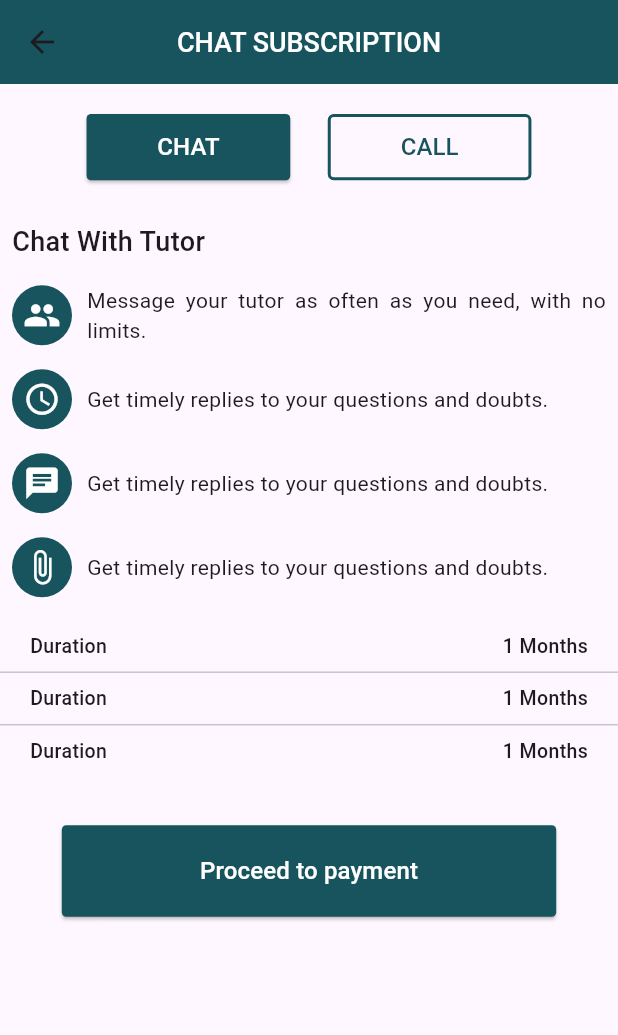
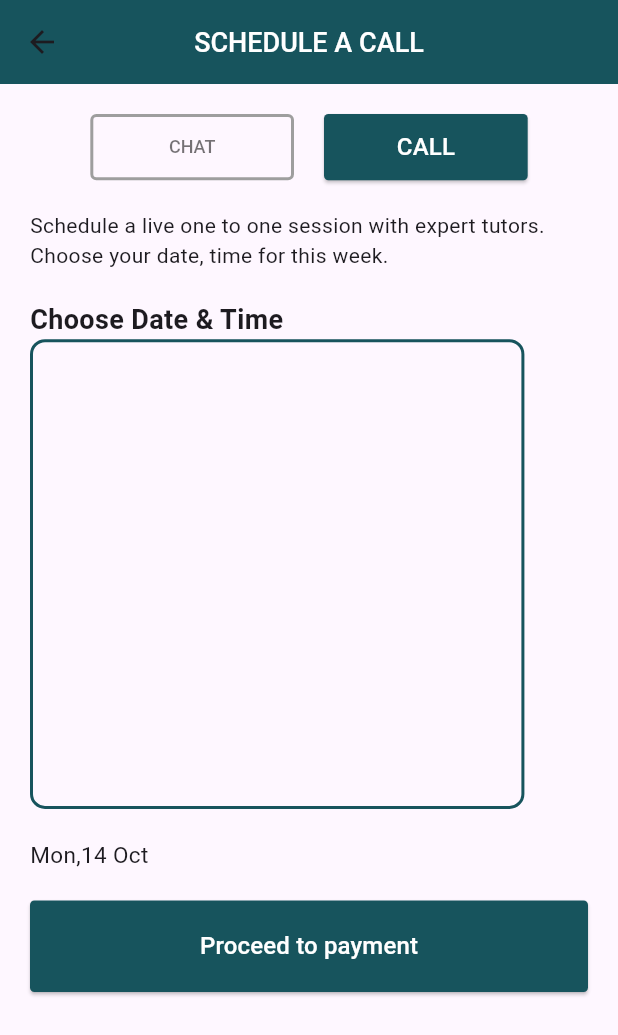
Before and after one commit to LumenCluster/LearningApp, a Flutter app: the Chatscreen screen opened directly, after a tap on "CALL", on a phone screen of 412 x 824 dp. Shown: the top 1035 px of the screen. Run offline on Flutter 3.47's test engine with Material 3 defaults, Android fonts, the phone set to English and light mode, and no system bars; our stand-ins replace cloud_firestore, firebase_auth, firebase_core, firebase_messaging, get, google_sign_in and 1 more; missing offline and left inert: dart:ffi; accounts and stored records are empty.

Commit message:
ScheduleCallscreenAdded

```diff
--- a/onlinelearningapp/lib/Controller/Siginwithgoogle.dart
+++ b/onlinelearningapp/lib/Controller/Siginwithgoogle.dart
@@ -1,3 +1,67 @@
+// // ignore_for_file: camel_case_types, non_constant_identifier_names
+
+// import 'package:cloud_firestore/cloud_firestore.dart';
+// import 'package:firebase_auth/firebase_auth.dart';
+// import 'package:get/get.dart';
+// import 'package:google_sign_in/google_sign_in.dart';
+// import 'package:onlinelearningapp/Controller/getdevicetoken.dart';
+// import 'package:onlinelearningapp/Screens/StudentScreens/SelectBoard.dart';
+
+// import '../Model/UserModel.dart';
+
+// class siginGoogleController extends GetxController {
+//   final Getdevicetoken getdevicetoken = Get.put(Getdevicetoken());
+//   final FirebaseAuth _auth = FirebaseAuth.instance;
+//   final GoogleSignIn _googleSignIn = GoogleSignIn();
+
+//   Future<void> GoogleSiginMethod() async {
+//     try {
+//       final GoogleSignInAccount? googleSignInAccount =
+//           await _googleSignIn.signIn();
+
+//       if (googleSignInAccount != null) {
+//         final GoogleSignInAuthentication googleSignInAuthentication =
+//             await googleSignInAccount.authentication;
+
+//         final AuthCredential credential = GoogleAuthProvider.credential(
+//           idToken: googleSignInAuthentication.idToken,
+//           accessToken: googleSignInAuthentication.accessToken,
+//         );
+
+//         final UserCredential userCredential =
+//             await _auth.signInWithCredential(credential);
+
+//         final User? user = userCredential.user;
+
+//         if (User != null) {
+//           UserModel userModel = UserModel(
+//               uId: user!.uid,
+//               username: user.displayName.toString(),
+//               email: user.email.toString(),
+//               phone: user.phoneNumber.toString(),
+//               userImg: user.photoURL.toString(),
+//               userDeviceToken: getdevicetoken.DeviceToken.toString(),
+//               country: '',
+//               userAddress: '',
+//               street: '',
+//               isAdmin: false,
+//               isActive: true,
+//               createdOn: DateTime.now(),
+//               city: '');
+
+//           FirebaseFirestore.instance
+//               .collection('User')
+//               .doc(user.uid)
+//               .set(userModel.toMap());
+//           Get.offAll(Selectboard());
+//         }
+//       }
+//     } catch (e) {
+//       Get.snackbar("Error", e.toString());
+//     }
+//   }
+// }
+
 // ignore_for_file: camel_case_types, non_constant_identifier_names
 
 import 'package:cloud_firestore/cloud_firestore.dart';
@@ -33,14 +97,14 @@ class siginGoogleController extends GetxController {
 
         final User? user = userCredential.user;
 
-        if (User != null) {
+        if (user != null) {
           UserModel userModel = UserModel(
-              uId: user!.uid,
-              username: user.displayName.toString(),
-              email: user.email.toString(),
-              phone: user.phoneNumber.toString(),
-              userImg: user.photoURL.toString(),
-              userDeviceToken: getdevicetoken.DeviceToken.toString(),
+              uId: user.uid,
+              username: user.displayName ?? 'No Name',
+              email: user.email ?? 'No Email',
+              phone: user.phoneNumber ?? 'No Phone',
+              userImg: user.photoURL ?? 'No Image',
+              userDeviceToken: getdevicetoken.DeviceToken ?? 'No Device Token',
               country: '',
               userAddress: '',
               street: '',
@@ -52,7 +116,7 @@ class siginGoogleController extends GetxController {
           FirebaseFirestore.instance
               .collection('User')
               .doc(user.uid)
-              .set(userModel.toMap());
+              .set(userModel.toMap(), SetOptions(merge: true));
           Get.offAll(Selectboard());
         }
       }
--- a/onlinelearningapp/lib/Screens/Auth/SignupScreen.dart
+++ b/onlinelearningapp/lib/Screens/Auth/SignupScreen.dart
@@ -170,7 +170,9 @@ class _signupScreenState extends State<signupScreen> {
                   ),
                   outlinebuttonwithicon(
                     value: Alignment.centerLeft,
-                    Onpressed: () {},
+                    Onpressed: () {
+                      _siginGoogleController.GoogleSiginMethod();
+                    },
                     btntext: 'Google',
                     path: 'assets/Images/googleicon.png',
                   ),
--- a/onlinelearningapp/lib/Screens/studentscreens/ChatScreen.dart
+++ b/onlinelearningapp/lib/Screens/studentscreens/ChatScreen.dart
@@ -92,6 +92,8 @@ import 'package:onlinelearningapp/CustomWidgets/outlinebutton.dart';
 import 'package:onlinelearningapp/Screens/StudentScreens/PaymentCONFIRMATION.dart';
 import 'package:onlinelearningapp/utils/appcolor.dart';
 
+import 'scheduleclass.dart';
+
 class Chatscreen extends StatelessWidget {
   const Chatscreen({super.key});
 
@@ -133,7 +135,9 @@ class Chatscreen extends StatelessWidget {
                 ),
                 Outlinebutton(
                     btntext: "CALL",
-                    Onpressed: () {},
+                    Onpressed: () {
+                      Get.to(() => Scheduleclass());
+                    },
                     height: screenHeight * 0.000065,
                     width: screenWidth * 0.0008,
                     sizeofFont: 16)
--- /dev/null
+++ b/onlinelearningapp/lib/Screens/studentscreens/scheduleclass.dart
@@ -0,0 +1,98 @@
+// ignore_for_file: prefer_const_constructors
+
+import 'package:flutter/material.dart';
+import 'package:onlinelearningapp/CustomWidgets/smalloutlinebutton.dart';
+import 'package:onlinelearningapp/utils/appcolor.dart';
+import 'package:intl/intl.dart';
+import '../../CustomWidgets/ElevatedButton.dart';
+
+class Scheduleclass extends StatelessWidget {
+  const Scheduleclass({super.key});
+
+  @override
+  Widget build(BuildContext context) {
+    final screenHeight = MediaQuery.sizeOf(context).height;
+    final screenWidth = MediaQuery.sizeOf(context).height;
+
+    final formattedDate = DateFormat('EEE,d MMM').format(DateTime.now());
+    return Scaffold(
+      appBar: AppBar(
+        title: const Text(
+          'SCHEDULE A CALL',
+          style: TextStyle(
+              fontSize: 18, fontWeight: FontWeight.w500, color: Colors.white),
+        ),
+        centerTitle: true,
+        backgroundColor: maincolor,
+      ),
+      body: Padding(
+        padding: const EdgeInsets.all(20),
+        child: Column(
+          crossAxisAlignment: CrossAxisAlignment.start,
+          children: [
+            Row(
+              mainAxisAlignment: MainAxisAlignment.center,
+              children: [
+                smalloutlinebtn(
+                  btntext: 'CHAT',
+                  Onpressed: () {},
+                  height: screenHeight * 0.000065,
+                  width: screenWidth * 0.0004,
+                ),
+                const SizedBox(
+                  width: 20,
+                ),
+                Elevatedbutton(
+                  Onpressed: () {},
+                  btntext: 'CALL',
+                  textcolor: whitecolor,
+                  bgcolor: maincolor,
+                  height: screenHeight * 0.000065,
+                  width: screenWidth * 0.0004,
+                ),
+              ],
+            ),
+            const SizedBox(
+              height: 20,
+            ),
+            const Text(
+                'Schedule a live one to one session with expert tutors. Choose your date, time for this week.'),
+            const SizedBox(
+              height: 20,
+            ),
+            Text(
+              'Choose Date & Time',
+              style: TextStyle(fontSize: 18, fontWeight: FontWeight.w600),
+            ),
+            Container(
+              height: screenHeight * 0.38,
+              width: screenWidth * 0.4,
+              decoration: BoxDecoration(
+                  border: Border.all(color: maincolor, width: 2),
+                  borderRadius: BorderRadius.circular(10)),
+            ),
+            SizedBox(
+              height: 20,
+            ),
+            Text(
+              formattedDate, // Display the formatted date
+              style: TextStyle(
+                fontSize: 15,
+              ),
+            ),
+            SizedBox(
+              height: 20,
+            ),
+            Elevatedbutton(
+                Onpressed: () {},
+                btntext: 'Proceed to payment',
+                textcolor: whitecolor,
+                bgcolor: maincolor,
+                height: screenHeight * 0.00009,
+                width: screenWidth * 0.0011)
+          ],
+        ),
+      ),
+    );
+  }
+}
--- a/onlinelearningapp/pubspec.yaml
+++ b/onlinelearningapp/pubspec.yaml
@@ -41,6 +41,7 @@ dependencies:
   cloud_firestore: ^5.4.4
   firebase_messaging: ^15.1.3
   google_sign_in: ^6.2.1
+  intl: ^0.19.0
 
 dev_dependencies:
   flutter_test:
```
Also changed, not shown: onlinelearningapp/pubspec.lock.
